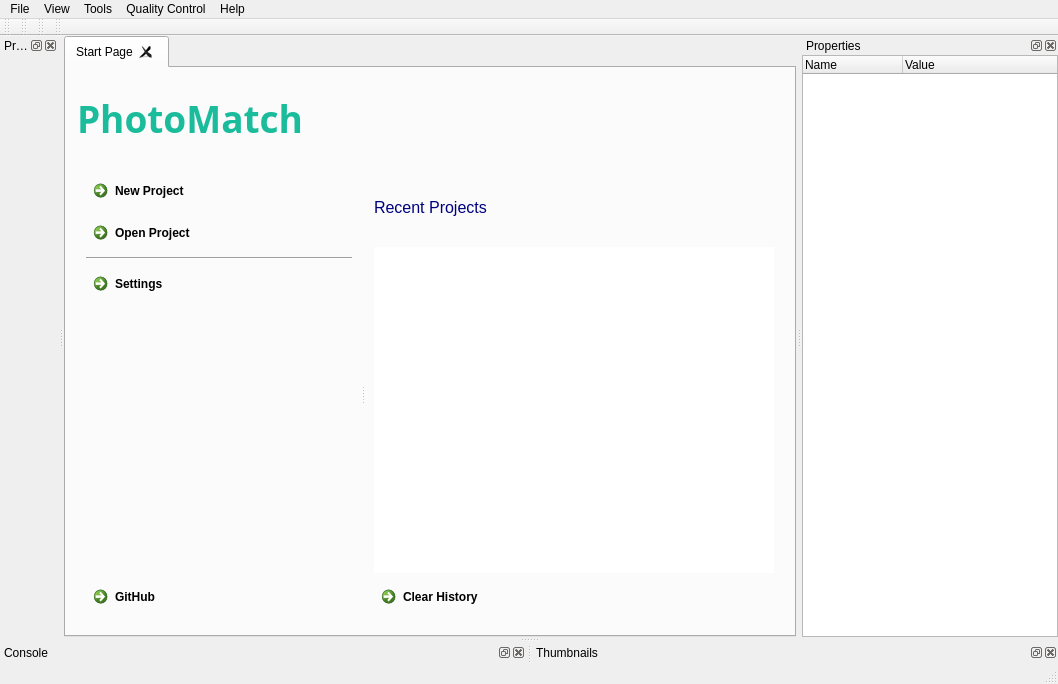
First picture: the form in src/photomatch/ui/MainWindowView.ui, repository TIDOP-USAL/photomatch, before the edit.
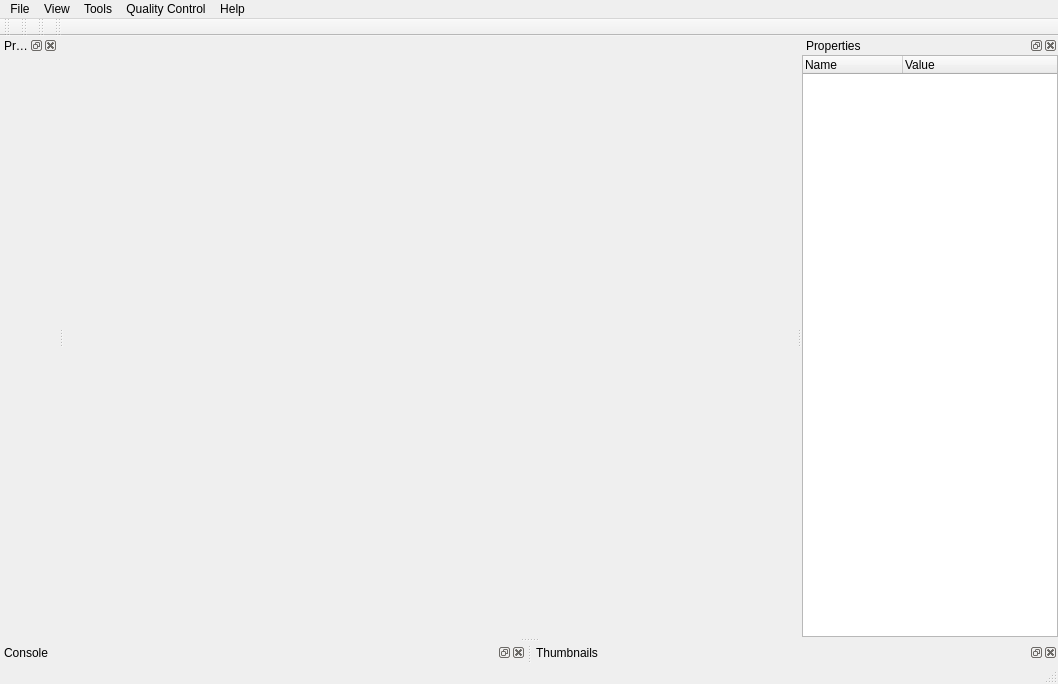
Second picture: the form after the edit. Icons and pictures are not drawn.

Commit message: Se añade una clase (TabHandler) para gestionar mejor la visualización de las imagenes en el TabView.

```diff
--- a/src/photomatch/ui/MainWindowView.ui
+++ b/src/photomatch/ui/MainWindowView.ui
@@ -13,256 +13,7 @@
   <property name="windowTitle">
    <string>MainWindowView</string>
   </property>
-  <widget class="QWidget" name="centralWidget">
-   <layout class="QGridLayout" name="gridLayout_3">
-    <property name="leftMargin">
-     <number>0</number>
-    </property>
-    <property name="topMargin">
-     <number>0</number>
-    </property>
-    <property name="rightMargin">
-     <number>0</number>
-    </property>
-    <property name="bottomMargin">
-     <number>0</number>
-    </property>
-    <item row="0" column="0">
-     <widget class="QTabWidget" name="tabWidget">
-      <property name="contextMenuPolicy">
-       <enum>Qt::CustomContextMenu</enum>
-      </property>
-      <property name="currentIndex">
-       <number>0</number>
-      </property>
-      <property name="tabsClosable">
-       <bool>true</bool>
-      </property>
-      <widget class="QWidget" name="tab">
-       <attribute name="title">
-        <string>Start Page</string>
-       </attribute>
-       <layout class="QGridLayout" name="gridLayout_6">
-        <item row="0" column="0">
-         <widget class="QLabel" name="label_2">
-          <property name="maximumSize">
-           <size>
-            <width>16777215</width>
-            <height>79</height>
-           </size>
-          </property>
-          <property name="font">
-           <font>
-            <family>Arial Black</family>
-            <pointsize>28</pointsize>
-            <weight>75</weight>
-            <bold>true</bold>
-           </font>
-          </property>
-          <property name="styleSheet">
-           <string notr="true">color: rgb(26, 188, 156);</string>
-          </property>
-          <property name="text">
-           <string>PhotoMatch</string>
-          </property>
-         </widget>
-        </item>
-        <item row="1" column="0">
-         <widget class="QSplitter" name="splitter">
-          <property name="orientation">
-           <enum>Qt::Horizontal</enum>
-          </property>
-          <widget class="QWidget" name="layoutWidget">
-           <layout class="QVBoxLayout" name="verticalLayout">
-            <property name="leftMargin">
-             <number>9</number>
-            </property>
-            <property name="topMargin">
-             <number>9</number>
-            </property>
-            <property name="rightMargin">
-             <number>9</number>
-            </property>
-            <property name="bottomMargin">
-             <number>9</number>
-            </property>
-            <item>
-             <widget class="QCommandLinkButton" name="commandLinkButtonNewProject">
-              <property name="text">
-               <string>New Project</string>
-              </property>
-              <property name="icon">
-               <iconset resource="../../../res/res.qrc">
-                <normaloff>:/ico/48/img/material/48/icons8_file_48px.png</normaloff>:/ico/48/img/material/48/icons8_file_48px.png</iconset>
-              </property>
-              <property name="iconSize">
-               <size>
-                <width>48</width>
-                <height>48</height>
-               </size>
-              </property>
-             </widget>
-            </item>
-            <item>
-             <widget class="QCommandLinkButton" name="commandLinkButtonOpenProject">
-              <property name="text">
-               <string>Open Project</string>
-              </property>
-              <property name="icon">
-               <iconset resource="../../../res/res.qrc">
-                <normaloff>:/ico/48/img/material/48/icons8_opened_folder_48px.png</normaloff>:/ico/48/img/material/48/icons8_opened_folder_48px.png</iconset>
-              </property>
-              <property name="iconSize">
-               <size>
-                <width>48</width>
-                <height>48</height>
-               </size>
-              </property>
-             </widget>
-            </item>
-            <item>
-             <widget class="Line" name="line">
-              <property name="orientation">
-               <enum>Qt::Horizontal</enum>
-              </property>
-             </widget>
-            </item>
-            <item>
-             <widget class="QCommandLinkButton" name="commandLinkButtonSettings">
-              <property name="text">
-               <string>Settings</string>
-              </property>
-              <property name="icon">
-               <iconset resource="../../../res/res.qrc">
-                <normaloff>:/ico/48/img/material/48/icons8_automatic_48px.png</normaloff>:/ico/48/img/material/48/icons8_automatic_48px.png</iconset>
-              </property>
-              <property name="iconSize">
-               <size>
-                <width>48</width>
-                <height>48</height>
-               </size>
-              </property>
-             </widget>
-            </item>
-            <item>
-             <spacer name="verticalSpacer">
-              <property name="orientation">
-               <enum>Qt::Vertical</enum>
-              </property>
-              <property name="sizeHint" stdset="0">
-               <size>
-                <width>20</width>
-                <height>40</height>
-               </size>
-              </property>
-             </spacer>
-            </item>
-            <item>
-             <widget class="QCommandLinkButton" name="commandLinkButtonGitHub">
-              <property name="text">
-               <string>GitHub</string>
-              </property>
-              <property name="icon">
-               <iconset resource="../../../res/res.qrc">
-                <normaloff>:/ico/48/img/material/48/icons8_github_48px.png</normaloff>:/ico/48/img/material/48/icons8_github_48px.png</iconset>
-              </property>
-              <property name="iconSize">
-               <size>
-                <width>48</width>
-                <height>48</height>
-               </size>
-              </property>
-             </widget>
-            </item>
-           </layout>
-          </widget>
-          <widget class="QWidget" name="layoutWidget_2">
-           <layout class="QVBoxLayout" name="verticalLayout_2">
-            <property name="leftMargin">
-             <number>9</number>
-            </property>
-            <property name="topMargin">
-             <number>9</number>
-            </property>
-            <property name="rightMargin">
-             <number>9</number>
-            </property>
-            <property name="bottomMargin">
-             <number>9</number>
-            </property>
-            <item>
-             <widget class="QLabel" name="label">
-              <property name="minimumSize">
-               <size>
-                <width>0</width>
-                <height>68</height>
-               </size>
-              </property>
-              <property name="maximumSize">
-               <size>
-                <width>16777215</width>
-                <height>68</height>
-               </size>
-              </property>
-              <property name="font">
-               <font>
-                <family>Segoe UI</family>
-                <pointsize>12</pointsize>
-               </font>
-              </property>
-              <property name="styleSheet">
-               <string notr="true">color: rgb(0, 0, 127);</string>
-              </property>
-              <property name="text">
-               <string>Recent Projects</string>
-              </property>
-             </widget>
-            </item>
-            <item>
-             <widget class="QListWidget" name="listWidgetRecentProjects">
-              <property name="font">
-               <font>
-                <pointsize>11</pointsize>
-               </font>
-              </property>
-              <property name="frameShape">
-               <enum>QFrame::NoFrame</enum>
-              </property>
-              <property name="frameShadow">
-               <enum>QFrame::Sunken</enum>
-              </property>
-              <property name="viewMode">
-               <enum>QListView::ListMode</enum>
-              </property>
-             </widget>
-            </item>
-            <item>
-             <widget class="QCommandLinkButton" name="commandLinkButtonClearHistory">
-              <property name="text">
-               <string>Clear History</string>
-              </property>
-              <property name="icon">
-               <iconset resource="../../../res/res.qrc">
-                <normaloff>:/ico/24/img/material/24/icons8_delete_trash_24px.png</normaloff>:/ico/24/img/material/24/icons8_delete_trash_24px.png</iconset>
-              </property>
-              <property name="iconSize">
-               <size>
-                <width>24</width>
-                <height>24</height>
-               </size>
-              </property>
-             </widget>
-            </item>
-           </layout>
-          </widget>
-         </widget>
-        </item>
-       </layout>
-      </widget>
-     </widget>
-    </item>
-   </layout>
-  </widget>
+  <widget class="QWidget" name="centralWidget"/>
   <widget class="QMenuBar" name="menuBar">
    <property name="geometry">
     <rect>
```
Left out of the diff: 6 changed lines with no effect on the pictures. The commit also changes 10 other files.
